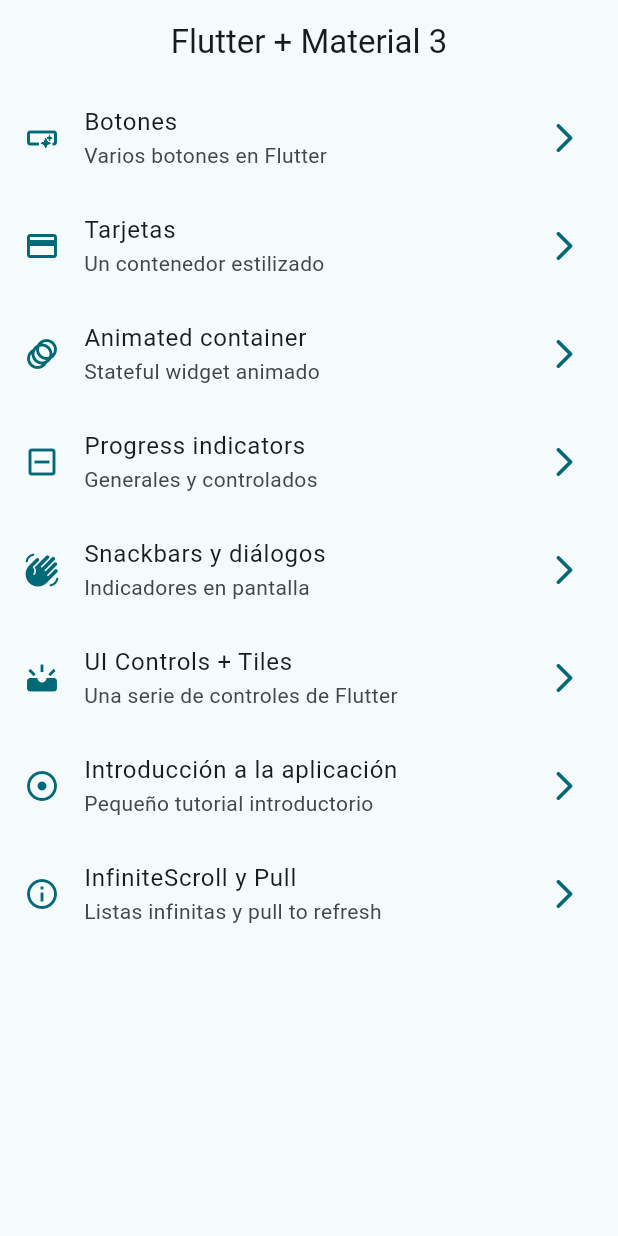
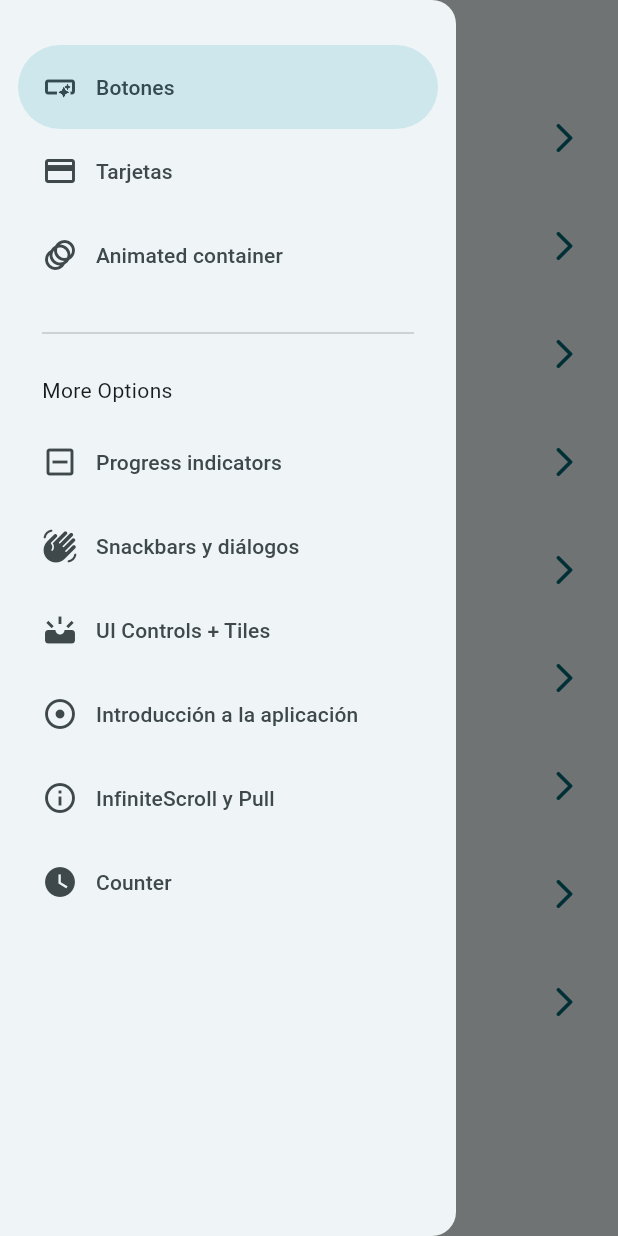
Before and after one commit to cristiandelcidd/widgets_app, a Flutter app: the screen it shows after launch, with the side drawer open (before the commit the screen has no drawer), on a phone screen of 412 x 824 dp. Run offline on Flutter 3.47's test engine with Material 2 defaults, Android fonts, the phone set to English and light mode, and no system bars; our stand-ins replace animate_do, flutter_riverpod, go_router.

```diff
--- a/lib/config/menu/menu_items.dart
+++ b/lib/config/menu/menu_items.dart
@@ -55,4 +55,9 @@ const appMenuItems = <MenuItem>[
       subTitle: 'Listas infinitas y pull to refresh',
       link: '/infinite',
       icon: Icons.info_outlined),
+  MenuItem(
+      title: 'Counter',
+      subTitle: 'Simple contador',
+      link: '/counter',
+      icon: Icons.watch_later_sharp),
 ];
--- a/lib/config/router/app_router.dart
+++ b/lib/config/router/app_router.dart
@@ -51,5 +51,10 @@ final GoRouter appRouter = GoRouter(
       name: UiControlsScreen.name,
       builder: (context, state) => const UiControlsScreen(),
     ),
+    GoRoute(
+      path: '/counter',
+      name: CounterScreen.name,
+      builder: (context, state) => const CounterScreen(),
+    ),
   ],
 );
--- a/lib/main.dart
+++ b/lib/main.dart
@@ -1,10 +1,11 @@
 import 'package:flutter/material.dart';
+import 'package:flutter_riverpod/flutter_riverpod.dart';
 import 'package:widgets_app/config/router/app_router.dart';
 
 import 'package:widgets_app/config/theme/app_theme.dart';
 
 void main() {
-  runApp(const MainApp());
+  runApp(const ProviderScope(child: MainApp()));
 }
 
 class MainApp extends StatelessWidget {
--- /dev/null
+++ b/lib/presentation/providers/counter_provider.dart
@@ -0,0 +1,3 @@
+import 'package:flutter_riverpod/flutter_riverpod.dart';
+
+final counterProvider = StateProvider<int>((ref) => 0);
--- /dev/null
+++ b/lib/presentation/providers/theme_provider.dart
@@ -0,0 +1,3 @@
+import 'package:flutter_riverpod/flutter_riverpod.dart';
+
+final darkModeProvider = StateProvider<bool>((ref) => false);
--- a/lib/presentation/screens/home/home_screen.dart
+++ b/lib/presentation/screens/home/home_screen.dart
@@ -2,6 +2,7 @@ import 'package:flutter/material.dart';
 import 'package:go_router/go_router.dart';
 
 import 'package:widgets_app/config/menu/menu_items.dart';
+import 'package:widgets_app/presentation/widgets/side_menu.dart';
 
 class HomeScreen extends StatelessWidget {
   static const String name = 'home_screen';
@@ -10,11 +11,15 @@ class HomeScreen extends StatelessWidget {
 
   @override
   Widget build(BuildContext context) {
+    final scaffoldKey = GlobalKey<ScaffoldState>();
+
     return Scaffold(
+      key: scaffoldKey,
       appBar: AppBar(
         title: const Text('Flutter + Material 3'),
       ),
       body: const _HomeView(),
+      drawer: SideMenu(scaffoldKey: scaffoldKey),
     );
   }
 }
--- a/lib/presentation/screens/screens.dart
+++ b/lib/presentation/screens/screens.dart
@@ -2,6 +2,7 @@ export 'package:widgets_app/presentation/screens/animated/animated_screen.dart';
 export 'package:widgets_app/presentation/screens/app_tutorial/app_tutorial_screen.dart';
 export 'package:widgets_app/presentation/screens/buttons/buttons_screen.dart';
 export 'package:widgets_app/presentation/screens/cards/cards_screen.dart';
+export 'package:widgets_app/presentation/screens/counter/counter_screen.dart';
 export 'package:widgets_app/presentation/screens/home/home_screen.dart';
 export 'package:widgets_app/presentation/screens/infinite_scroll/infinite_scroll_screen.dart';
 export 'package:widgets_app/presentation/screens/progress/progress_screen.dart';
--- /dev/null
+++ b/lib/presentation/widgets/side_menu.dart
@@ -0,0 +1,54 @@
+import 'package:flutter/material.dart';
+import 'package:go_router/go_router.dart';
+
+import 'package:widgets_app/config/menu/menu_items.dart';
+
+class SideMenu extends StatefulWidget {
+  final GlobalKey<ScaffoldState> scaffoldKey;
+
+  const SideMenu({super.key, required this.scaffoldKey});
+
+  @override
+  State<SideMenu> createState() => _SideMenuState();
+}
+
+class _SideMenuState extends State<SideMenu> {
+  int navDrawerIndex = 0;
+
+  @override
+  Widget build(BuildContext context) {
+    // To detect if a phone has notch
+    final hasNotch = MediaQuery.of(context).viewPadding.top > 35;
+
+    return NavigationDrawer(
+      selectedIndex: navDrawerIndex,
+      onDestinationSelected: (value) {
+        setState(() {
+          navDrawerIndex = value;
+        });
+
+        final MenuItem menuItem = appMenuItems[value];
+
+        context.push(menuItem.link);
+        widget.scaffoldKey.currentState?.closeDrawer();
+      },
+      children: [
+        Padding(padding: EdgeInsets.fromLTRB(28, hasNotch ? 0 : 20, 16, 10)),
+        ...appMenuItems.sublist(0, 3).map((menuItem) =>
+            NavigationDrawerDestination(
+                icon: Icon(menuItem.icon), label: Text(menuItem.title))),
+        const Padding(
+          padding: EdgeInsets.fromLTRB(28, 16, 28, 10),
+          child: Divider(),
+        ),
+        const Padding(
+          padding: EdgeInsets.fromLTRB(28, 10, 16, 10),
+          child: Text('More Options'),
+        ),
+        ...appMenuItems.sublist(3).map((menuItem) =>
+            NavigationDrawerDestination(
+                icon: Icon(menuItem.icon), label: Text(menuItem.title))),
+      ],
+    );
+  }
+}
--- a/pubspec.yaml
+++ b/pubspec.yaml
@@ -11,6 +11,7 @@ dependencies:
   flutter:
     sdk: flutter
   go_router: ^6.5.1
+  flutter_riverpod: ^2.3.1
 
 dev_dependencies:
   flutter_lints: ^2.0.0
```
Also changed, not shown: lib/presentation/screens/counter/counter_screen.dart (added, +50 -0 lines), pubspec.lock.
